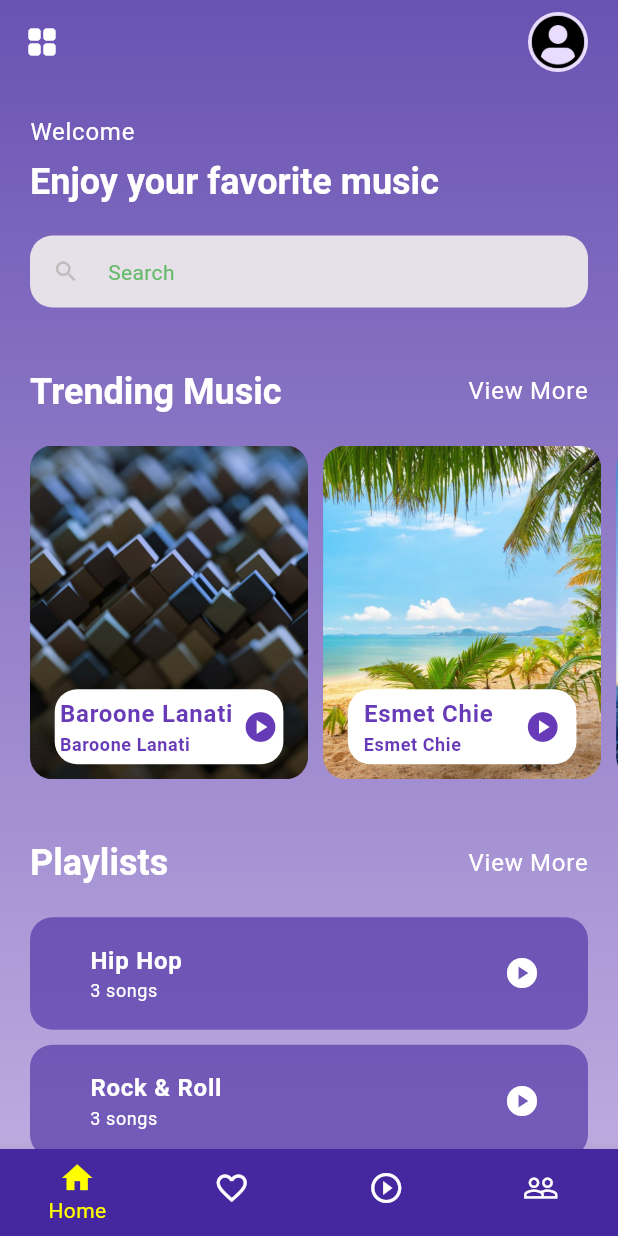
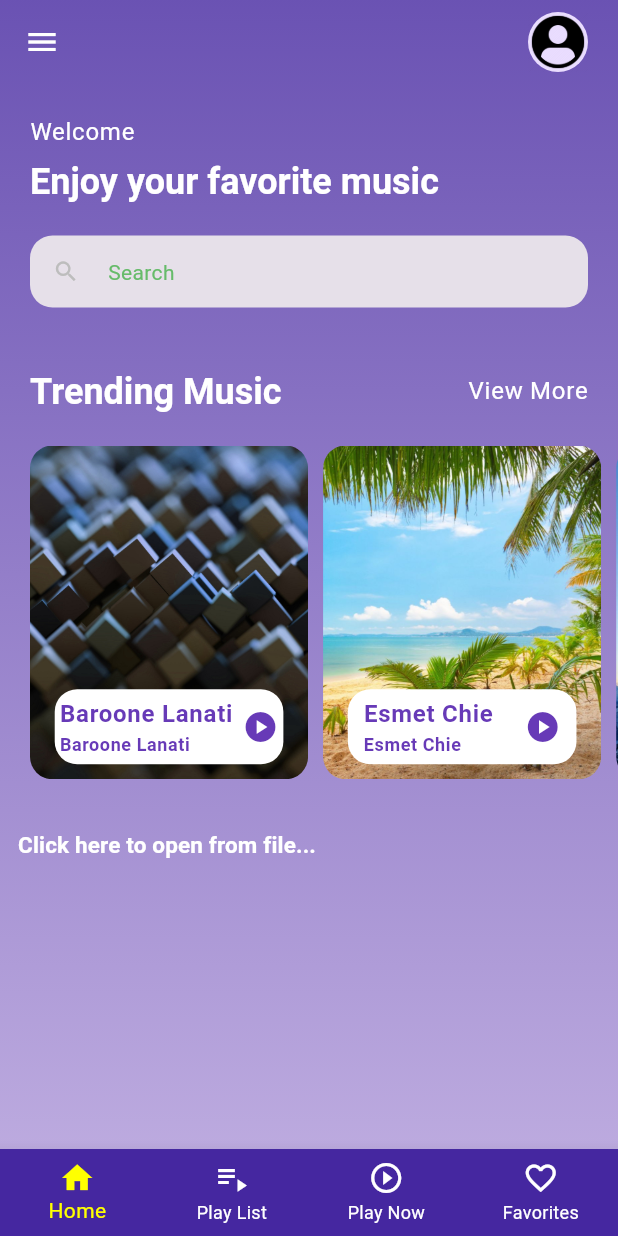
Before and after one commit to mohsenrahmdeli/Flutter_Music_Player_with_GetX, a Flutter app: the screen it shows after launch, item 2 of the bottom bar chosen, after a tap on the "arrow back" icon, on a phone screen of 412 x 824 dp. Run offline on Flutter 3.47's test engine with Material 3 defaults, Android fonts, the phone set to English and light mode, and no system bars; our stand-ins replace get, just_audio, rxdart.

Commit message:
Update home_screen.dart

```diff
--- a/lib/screens/home_screen.dart
+++ b/lib/screens/home_screen.dart
@@ -1,10 +1,9 @@
 import 'package:flutter/material.dart';
-import '../models/playlist_model.dart';
 import '../models/song_model.dart';
-import '../widgets/playlist_card.dart';
 import '../widgets/section_header.dart';
 import '../widgets/song_card.dart';
 import 'favorite_screen.dart';
+import 'playlist_screen.dart';
 import 'profile_screen.dart';
 import 'song_screen.dart';
 
@@ -14,7 +13,6 @@ class HomeScreen extends StatelessWidget {
   @override
   Widget build(BuildContext context) {
     List<Song> songs = Song.songs;
-    List<Playlist> playlists = Playlist.playlists;
     return Container(
       decoration: BoxDecoration(
         gradient: LinearGradient(
@@ -35,42 +33,23 @@ class HomeScreen extends StatelessWidget {
             children: [
               const _DiscoverMusic(),
               _TrendingMusic(songs: songs),
-              _PlayListMusic(playlists: playlists),
+              Align(
+                alignment: Alignment.centerLeft,
+                child: TextButton(
+                  onPressed: () {},
+                  child: const Text(
+                    'Click here to open from file...',
+                    style: TextStyle(
+                      color: Colors.white,
+                      fontWeight: FontWeight.bold,
+                      fontSize: 15,
+                    ),
+                  ),
+                ),
+              ),
             ],
           ),
         ),
-      ),
-    );
-  }
-}
-
-class _PlayListMusic extends StatelessWidget {
-  const _PlayListMusic({
-    super.key,
-    required this.playlists,
-  });
-
-  final List<Playlist> playlists;
-
-  @override
-  Widget build(BuildContext context) {
-    return Padding(
-      padding: const EdgeInsets.all(20.0),
-      child: Column(
-        children: [
-          const SectionHeader(title: 'Playlists'),
-          ListView.builder(
-            shrinkWrap: true,
-            padding: const EdgeInsets.only(top: 20),
-            physics: const NeverScrollableScrollPhysics(),
-            itemCount: playlists.length,
-            itemBuilder: ((context, index) {
-              return PlayListCard(
-                playlist: playlists[index],
-              );
-            }),
-          ),
-        ],
       ),
     );
   }
@@ -168,13 +147,13 @@ class _CustomBottomNavbar extends StatefulWidget {
 }
 
 class _CustomBottomNavbarState extends State<_CustomBottomNavbar> {
-  int _selectedIndex = 0;
+  final int _selectedIndex = 0;
 
   void _onItemTapped(int index) {
     if (index == 1) {
       Navigator.push(
         context,
-      MaterialPageRoute(builder: (context) => const FavoriteScreen()),
+        MaterialPageRoute(builder: (context) => const PlayListScreen()),
       );
     } else if (index == 2) {
       Navigator.push(
@@ -184,11 +163,10 @@ class _CustomBottomNavbarState extends State<_CustomBottomNavbar> {
     } else if (index == 3) {
       Navigator.push(
         context,
-      MaterialPageRoute(builder: (context) => const ProfileScreen()),
+        MaterialPageRoute(builder: (context) => const FavoriteScreen()),
       );
     }
   }
-
 
   @override
   Widget build(BuildContext context) {
@@ -197,7 +175,7 @@ class _CustomBottomNavbarState extends State<_CustomBottomNavbar> {
       backgroundColor: Colors.deepPurple.shade800,
       unselectedItemColor: Colors.white,
       selectedItemColor: Colors.yellowAccent,
-      showUnselectedLabels: false,
+      showUnselectedLabels: true,
       showSelectedLabels: true,
       currentIndex: _selectedIndex,
       onTap: _onItemTapped,
@@ -209,19 +187,19 @@ class _CustomBottomNavbarState extends State<_CustomBottomNavbar> {
             label: 'Home'),
         BottomNavigationBarItem(
             icon: Icon(
-              Icons.favorite_outline,
+              Icons.playlist_play,
             ),
-            label: 'FAvorites'),
+            label: 'Play List'),
         BottomNavigationBarItem(
             icon: Icon(
               Icons.play_circle_outline,
             ),
-            label: 'play'),
+            label: 'Play Now'),
         BottomNavigationBarItem(
             icon: Icon(
-              Icons.people_outline,
+              Icons.favorite_outline,
             ),
-            label: 'Profile'),
+            label: 'Favorites'),
       ],
     );
   }
@@ -238,14 +216,24 @@ class _CustomAppBar extends StatelessWidget implements PreferredSizeWidget {
       backgroundColor: Colors.transparent,
       elevation: 0,
       leading: const Icon(
-        Icons.grid_view_rounded,
+        Icons.menu,
         color: Colors.white,
       ),
       actions: [
         Container(
           margin: const EdgeInsets.only(right: 20),
           child: CircleAvatar(
-            child: Image.asset('assets/images/avatar.png'),
+            child: InkWell(
+              onTap: () => Navigator.push(
+                context,
+                MaterialPageRoute(
+                  builder: (context) => const ProfileScreen(),
+                ),
+              ),
+              child: Image.asset(
+                'assets/images/avatar.png',
+              ),
+            ),
           ),
         )
       ],
```
Lines whose indentation alone changed are shown as unchanged.
